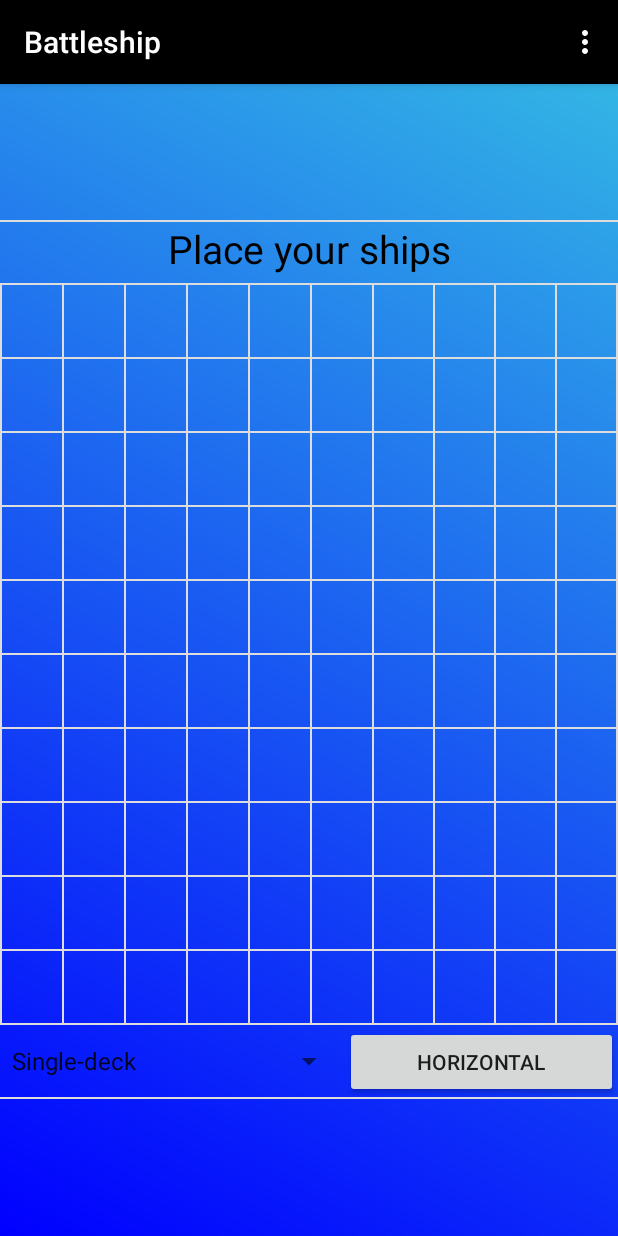
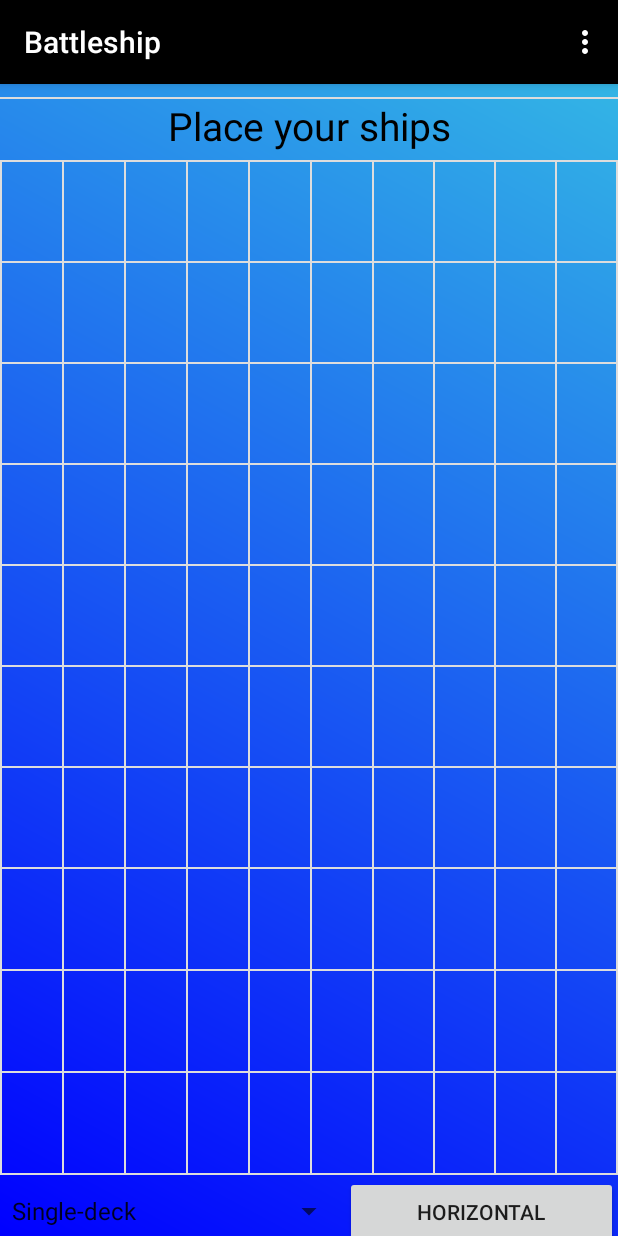
Before and after one commit to ShevchenyaIlya/Battleship, an Android app: the MainActivity screen opened directly, with no data from a screen before it, on a phone screen of 412 x 824 dp. Run offline under Robolectric (Android 15) with nearby library versions, the phone set to English and light mode, and no system bars; our stand-ins replace Firebase (no records; nobody signed in at launch, a user with empty details on screens opened directly).

Commit message:
Update main activity layout for making it more flexible

```diff
--- a/app/src/main/res/layout/activity_main.xml
+++ b/app/src/main/res/layout/activity_main.xml
@@ -22,64 +22,74 @@
         android:layout_marginBottom="5dp"/>
 
     <TableRow
-        android:layout_height="16dp"
+        android:layout_weight="1"
         android:divider="@drawable/keyboard_divider"
         android:showDividers="beginning|middle|end">
         <Button
             android:id="@+id/cell_0"
             android:background="@android:color/transparent"
+            android:layout_height="match_parent"
             android:layout_weight="1">
         </Button>
         <Button
             android:id="@+id/cell_1"
+            android:layout_height="match_parent"
             android:background="@android:color/transparent"
             android:layout_weight="1">
         </Button>
         <Button
             android:id="@+id/cell_2"
+            android:layout_height="match_parent"
             android:background="@android:color/transparent"
             android:layout_weight="1">
         </Button>
         <Button
             android:id="@+id/cell_3"
+            android:layout_height="match_parent"
             android:background="@android:color/transparent"
             android:layout_weight="1">
         </Button>
         <Button
             android:id="@+id/cell_4"
+            android:layout_height="match_parent"
             android:background="@android:color/transparent"
             android:layout_weight="1">
         </Button>
         <Button
             android:id="@+id/cell_5"
+            android:layout_height="match_parent"
             android:background="@android:color/transparent"
             android:layout_weight="1">
         </Button>
         <Button
             android:id="@+id/cell_6"
+            android:layout_height="match_parent"
             android:background="@android:color/transparent"
             android:layout_weight="1">
         </Button>
         <Button
             android:id="@+id/cell_7"
+            android:layout_height="match_parent"
             android:background="@android:color/transparent"
             android:layout_weight="1">
         </Button>
         <Button
             android:id="@+id/cell_8"
+            android:layout_height="match_parent"
             android:background="@android:color/transparent"
             android:layout_weight="1">
         </Button>
 
         <Button
             android:id="@+id/cell_9"
+            android:layout_height="match_parent"
             android:background="@android:color/transparent"
             android:layout_weight="1">
         </Button>
     </TableRow>
 
     <TableRow
-        android:layout_height="16dp"
+        android:layout_weight="1"
         android:divider="@drawable/keyboard_divider"
         android:showDividers="beginning|middle|end">
         <Button
@@ -145,7 +155,7 @@
         </Button>
     </TableRow>
     <TableRow
-        android:layout_height="16dp"
+        android:layout_weight="1"
         android:divider="@drawable/keyboard_divider"
         android:showDividers="beginning|middle|end">
         <Button
@@ -211,7 +221,7 @@
         </Button>
     </TableRow>
     <TableRow
-        android:layout_height="16dp"
+        android:layout_weight="1"
         android:divider="@drawable/keyboard_divider"
         android:showDividers="beginning|middle|end">
         <Button
@@ -277,6 +287,7 @@
         </Button>
     </TableRow>
     <TableRow
+        android:layout_weight="1"
         android:layout_height="16dp"
         android:divider="@drawable/keyboard_divider"
         android:showDividers="beginning|middle|end">
@@ -343,7 +354,7 @@
         </Button>
     </TableRow>
     <TableRow
-        android:layout_height="16dp"
+        android:layout_weight="1"
         android:divider="@drawable/keyboard_divider"
         android:showDividers="beginning|middle|end">
         <Button
@@ -409,7 +420,7 @@
         </Button>
     </TableRow>
     <TableRow
-        android:layout_height="16dp"
+        android:layout_weight="1"
         android:divider="@drawable/keyboard_divider"
         android:showDividers="beginning|middle|end">
         <Button
@@ -475,7 +486,7 @@
         </Button>
     </TableRow>
     <TableRow
-        android:layout_height="16dp"
+        android:layout_weight="1"
         android:divider="@drawable/keyboard_divider"
         android:showDividers="beginning|middle|end">
         <Button
@@ -540,7 +551,7 @@
         </Button>
     </TableRow>
     <TableRow
-        android:layout_height="16dp"
+        android:layout_weight="1"
         android:divider="@drawable/keyboard_divider"
         android:showDividers="beginning|middle|end">
         <Button
@@ -606,7 +617,7 @@
         </Button>
     </TableRow>
     <TableRow
-        android:layout_height="16dp"
+        android:layout_weight="1"
         android:divider="@drawable/keyboard_divider"
         android:showDividers="beginning|middle|end">
         <Button
@@ -689,7 +700,4 @@
             android:text="@string/horizontal"
             android:onClick="rotateClick" />
     </LinearLayout>
-
-
-
 </TableLayout>
```
